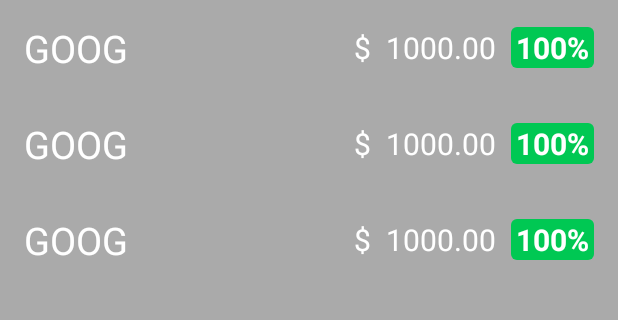
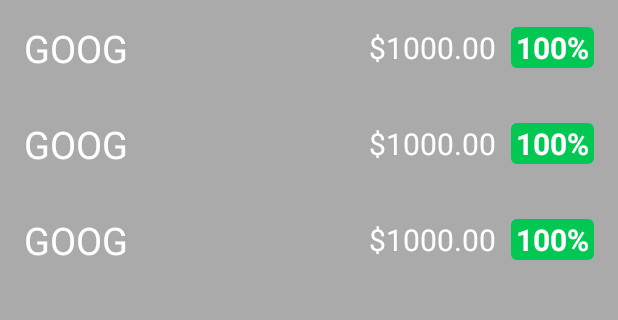
Before and after one commit to AleDroid93/Stock-Hawk, an Android app: the layout widget_stocks.xml on its own in the app's theme, with its tools: preview values and no code run, on a phone screen of 412 x 824 dp, the part 84-404 px from its top. Run offline under Robolectric (Android 15) with nearby library versions, the phone set to English and light mode, and no system bars.

Commit message:
Widget UI and widget data loading updated.

```diff
--- a/app/src/main/res/layout/widget_stocks_list_item.xml
+++ b/app/src/main/res/layout/widget_stocks_list_item.xml
@@ -30,7 +30,6 @@
             android:textColor="@android:color/white"
             android:layout_width="wrap_content"
             android:layout_height="wrap_content"
-            android:layout_marginEnd="10sp"
             tools:text="$" />
 
         <TextView
```
